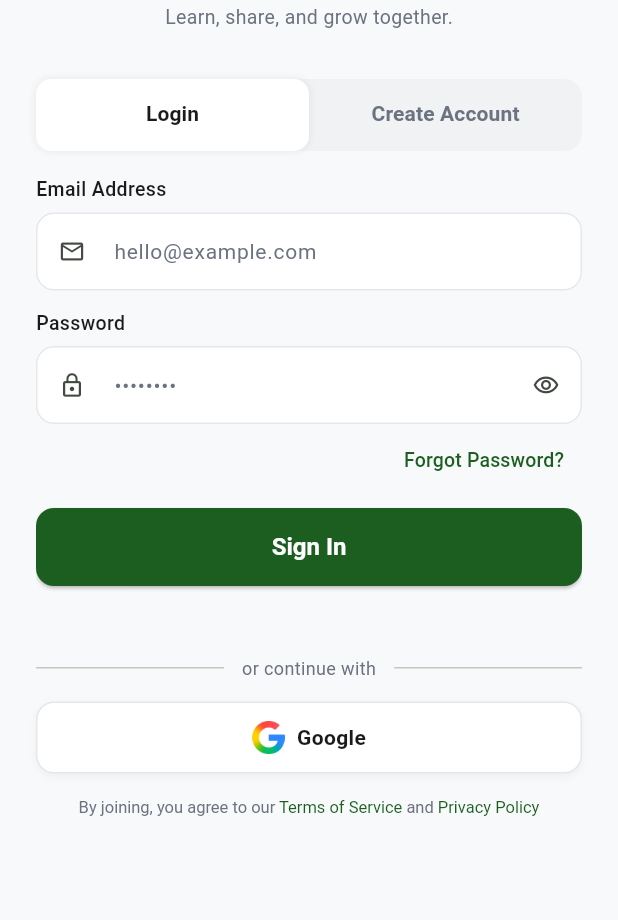
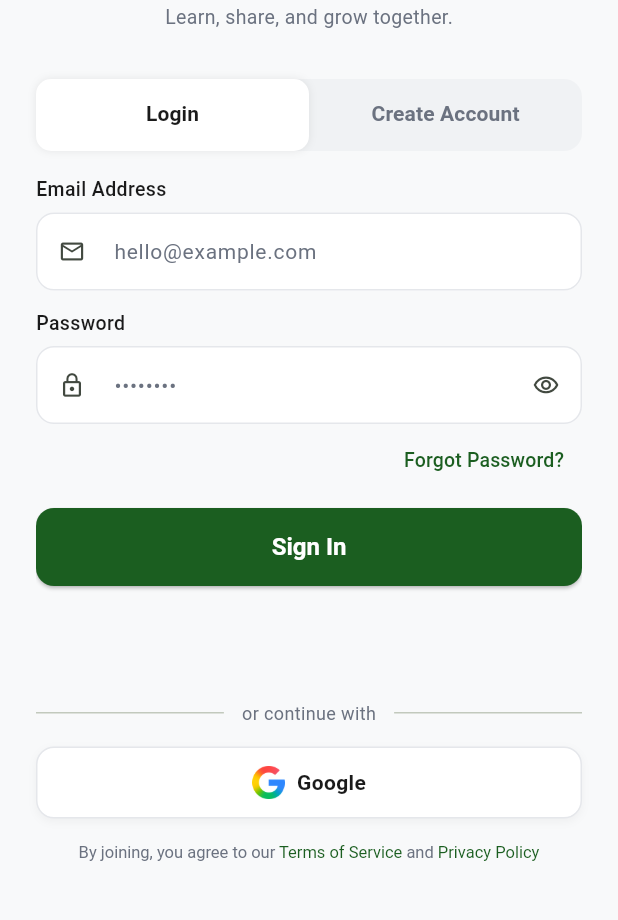
Before and after one commit to turab202/SkillSwap, a Flutter app: the AuthScreen screen opened by its route, on a phone screen of 412 x 824 dp, the part 206-1126 px from its top. Run offline on Flutter 3.47's test engine with Material 3 defaults, Android fonts, the phone set to English and light mode, and no system bars; our stand-ins replace cloud_firestore, firebase_auth, firebase_core, firebase_storage, flutter_riverpod, google_sign_in and 4 more; accounts and stored records are empty.

Commit message:
fix: prevent auth form bottom overflow

```diff
--- a/skill_swap/lib/features/auth/screens/auth_screen.dart
+++ b/skill_swap/lib/features/auth/screens/auth_screen.dart
@@ -158,7 +158,7 @@ class _AuthScreenState extends ConsumerState<AuthScreen>
               ),
               const SizedBox(height: 16),
               SizedBox(
-                height: _tab.index == 0 ? 300 : 340,
+                height: _tab.index == 0 ? 330 : 360,
                 child: TabBarView(
                   controller: _tab,
                   children: [
```
